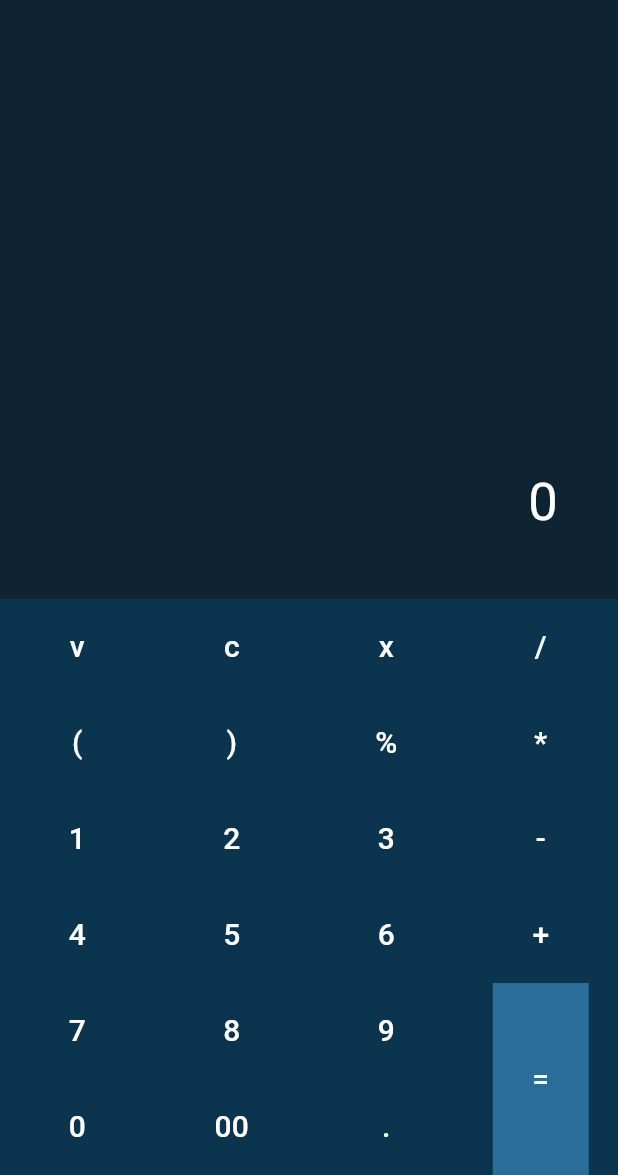
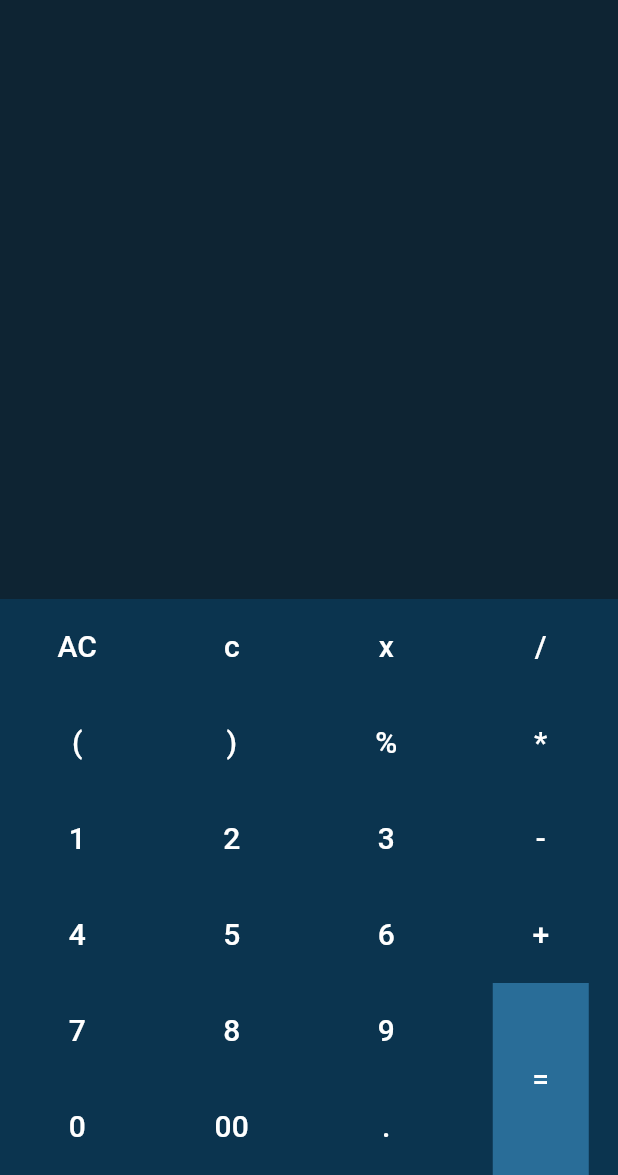
Before and after one commit to fahadzchowdhury/CalculatorWithFlutter, a Flutter app: the screen it shows after launch, on a phone screen of 412 x 824 dp, the part 61-1236 px from its top. Run offline on Flutter 3.47's test engine with Material 2 defaults, Android fonts, the light colour scheme and no system bars; our stand-ins replace math_expressions.

Commit message:
calculator done

```diff
--- a/lib/Screens/MainScreen.dart
+++ b/lib/Screens/MainScreen.dart
@@ -14,7 +14,7 @@ class _MainScreenState extends State<MainScreen> {
   Color lightBlue = Color(0xff296D98);
 
   String UserInput = "";
-  String result = "0";
+  String result = "";
   Parser p = Parser();
   ContextModel cm = ContextModel();
 
@@ -99,9 +99,9 @@ class _MainScreenState extends State<MainScreen> {
                     Expanded(child: Column(
                       children: [
                         Expanded(
-                    child: TextButton(onPressed: () => ButtonFunction("v"),
+                    child: TextButton(onPressed: () => ButtonFunction("c"),
                         child: Text(
-                          "v",
+                          "AC",
                           style: TextStyle(
                               color: Colors.white,
                               fontSize: 20
@@ -241,7 +241,7 @@ class _MainScreenState extends State<MainScreen> {
                     Expanded(child: Column(
                       children: [
                         Expanded(
-                            child: TextButton(onPressed: () => ButtonFunction("x"),
+                            child: TextButton(onPressed: () => ButtonFunction("*"),
                                 child: Text(
                                   "x",
                                   style: TextStyle(
```
